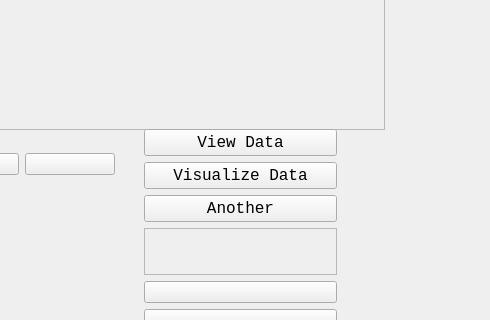
Old version of the form dashboard.ui in the repository Nishant-Karlupia/data-visualizer-trainer; both pictures show x 746 to 1236 and y 551 to 871 of the 1236 by 871 pixel window.
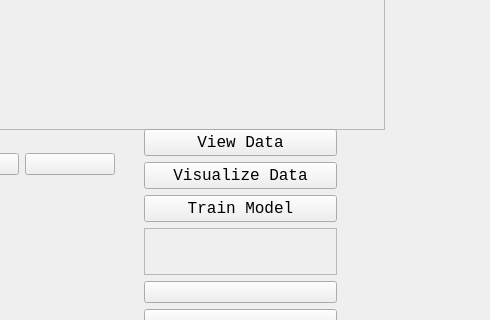
New version of the form.

Commit message: trainig model added

Diff of the .ui file:
```diff
--- a/dashboard.ui
+++ b/dashboard.ui
@@ -172,7 +172,7 @@
         </font>
        </property>
        <property name="text">
-        <string>Another</string>
+        <string>Train Model</string>
        </property>
       </widget>
      </item>
```
Left out of the diff: 2 changed lines with no effect on the pictures. The commit also changes 6 other files.
